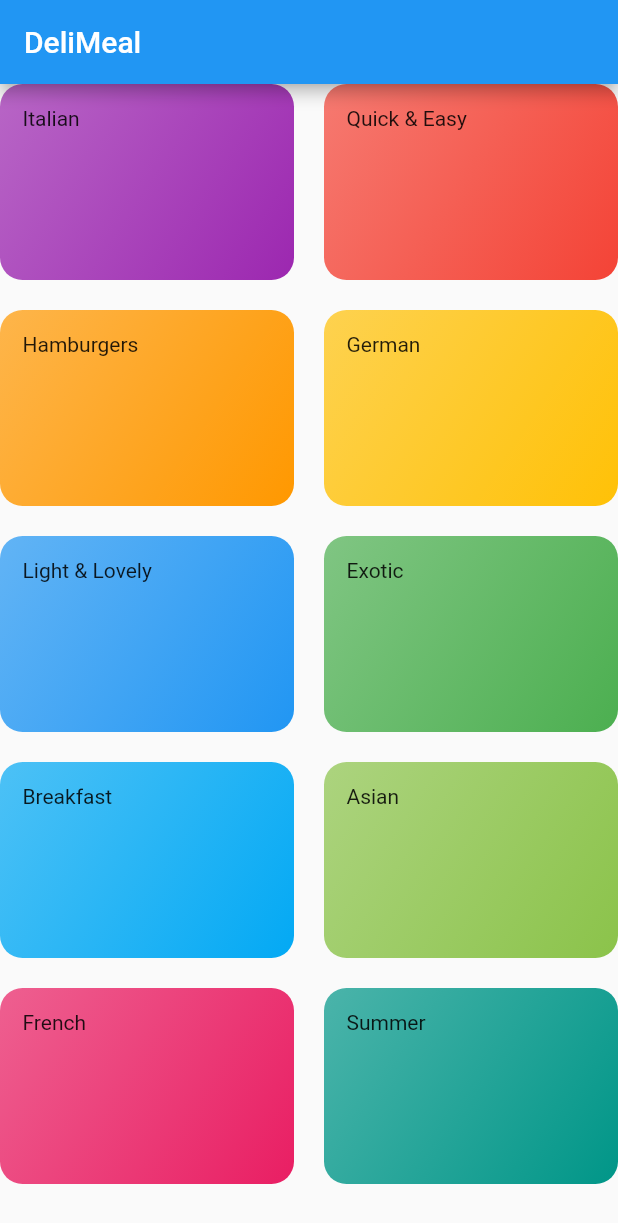
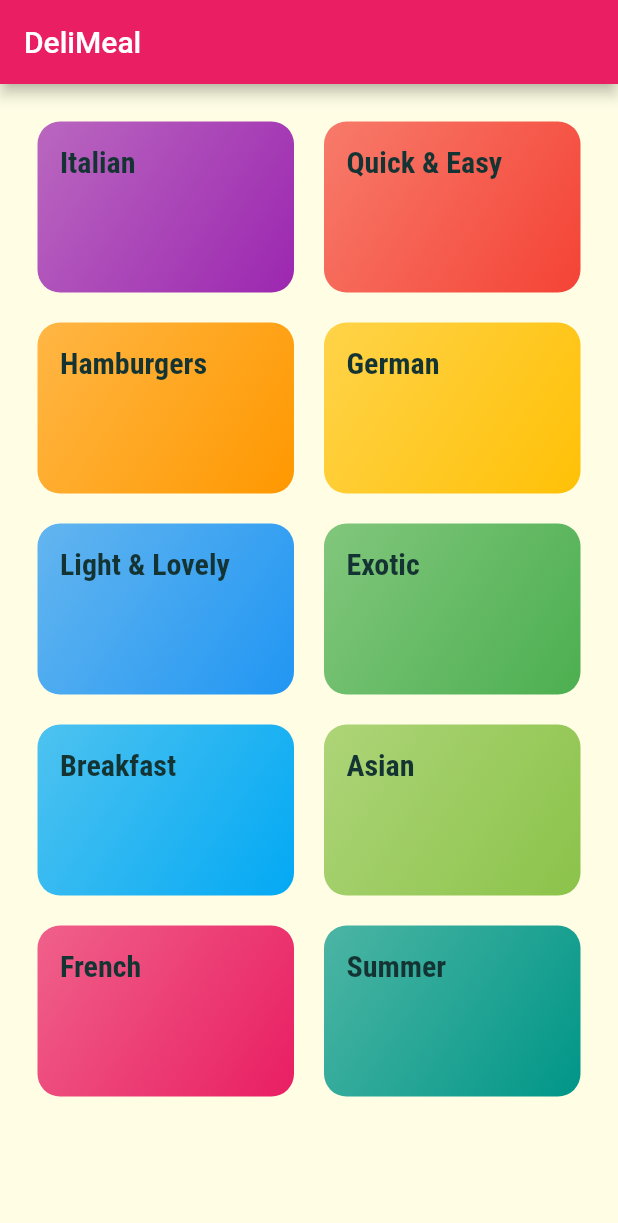
Before and after one commit to Akmalismail/udemy-flutter, a Flutter app: the screen it shows after launch, on a phone screen of 412 x 824 dp. Shown: the top 1223 px of the screen. Run offline on Flutter 3.47's test engine with Material 2 defaults, Android fonts, the phone set to English and light mode, and no system bars.

Commit message:
161. Styling & Theming

```diff
--- a/lib/main.dart
+++ b/lib/main.dart
@@ -10,7 +10,27 @@ class MyApp extends StatelessWidget {
     return MaterialApp(
       title: 'DeliMeals',
       theme: ThemeData(
-        primarySwatch: Colors.blue,
+        primarySwatch: Colors.pink,
+        colorScheme: ColorScheme.fromSwatch(
+          primarySwatch: Colors.pink,
+          accentColor: Colors.amber,
+        ),
+        canvasColor: Color.fromRGBO(255, 254, 229, 1),
+        fontFamily: 'Raleway',
+        textTheme: ThemeData.light().textTheme.copyWith(
+              bodyText1: TextStyle(
+                color: Color.fromRGBO(20, 51, 51, 1),
+              ),
+              bodyText2: TextStyle(
+                color: Color.fromRGBO(20, 51, 51, 1),
+              ),
+              headline4: TextStyle(
+                fontSize: 20,
+                fontFamily: 'RobotoCondensed',
+                fontWeight: FontWeight.bold,
+                color: Color.fromRGBO(20, 51, 51, 1),
+              ),
+            ),
       ),
       home: CategoriesScreen(),
     );
--- a/lib/screens/categories_screen.dart
+++ b/lib/screens/categories_screen.dart
@@ -11,6 +11,7 @@ class CategoriesScreen extends StatelessWidget {
         title: const Text('DeliMeal'),
       ),
       body: GridView(
+        padding: const EdgeInsets.all(25),
         gridDelegate: SliverGridDelegateWithMaxCrossAxisExtent(
           maxCrossAxisExtent: 200,
           childAspectRatio: 3 / 2,
--- a/lib/widgets/category_item.dart
+++ b/lib/widgets/category_item.dart
@@ -13,7 +13,10 @@ class CategoryItem extends StatelessWidget {
   Widget build(BuildContext context) {
     return Container(
       padding: const EdgeInsets.all(15),
-      child: Text(title),
+      child: Text(
+        title,
+        style: Theme.of(context).textTheme.headline4,
+      ),
       decoration: BoxDecoration(
         gradient: LinearGradient(
           colors: [
```
Also changed, not shown: pubspec.yaml (+19 -15 lines), assets/fonts/Raleway-Black.ttf (added), assets/fonts/Raleway-Bold.ttf (added), assets/fonts/Raleway-Regular.ttf (added), assets/fonts/RobotoCondensed-Bold.ttf (added), assets/fonts/RobotoCondensed-Italic.ttf (added), assets/fonts/RobotoCondensed-Light.ttf (added), assets/fonts/RobotoCondensed-Regular.ttf (added).
